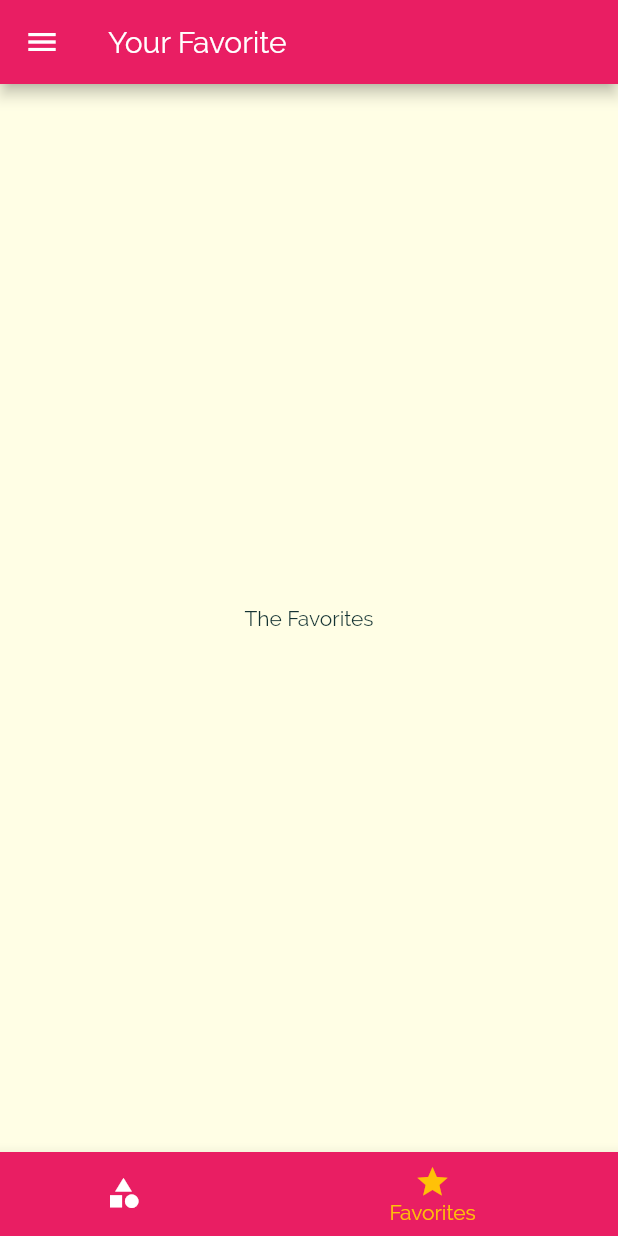
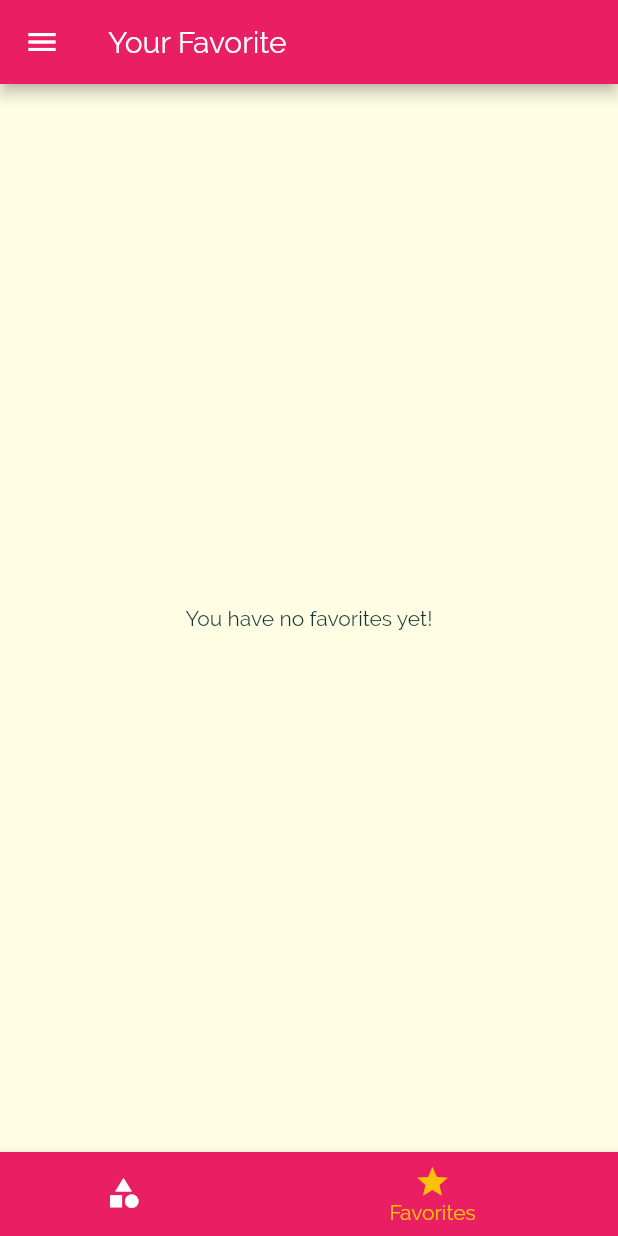
Before and after one commit to sahil1sk/Meals-App, a Flutter app: the screen it shows after launch, item 2 of the bottom bar chosen, on a phone screen of 412 x 824 dp. Run offline on Flutter 3.47's test engine with Material 2 defaults, Android fonts, the phone set to English and light mode, and no system bars.

Commit message:
Favorite Feature

```diff
--- a/lib/main.dart
+++ b/lib/main.dart
@@ -24,6 +24,7 @@ class _MyAppState extends State<MyApp> {
   };
 
   List<Meal> _availableMeals = DUMMY_MEALS;
+  List<Meal> _favoriteMeals = [];
 
   // this funtion is called from the filters_screen.dart
   void _setFilters(Map<String, bool> filterData) {
@@ -47,6 +48,27 @@ class _MyAppState extends State<MyApp> {
         return true; // if we want to keep the meal
       }).toList();
     });
+  }
+
+  void _toggleFavorite(String mealId) {
+    //indexWhere we find then index
+    final existingIndex = _favoriteMeals.indexWhere((meal) => meal.id == mealId);
+    if(existingIndex >= 0) { // if we get -1 this means no id is there
+      setState(() {
+        _favoriteMeals.removeAt(existingIndex); // removing the element of the given index
+      });
+    }else {
+      setState(() { // adding the element if it is not there
+        _favoriteMeals.add(
+          DUMMY_MEALS.firstWhere((meal) => meal.id == mealId)
+        );
+      });
+    }
+  }
+
+  bool _isMealFavorite(String id) {
+    // .any if any of them will match with internal condition then send true
+    return _favoriteMeals.any((meal) => meal.id == id);
   }
 
   @override
@@ -75,9 +97,9 @@ class _MyAppState extends State<MyApp> {
       //home: CategoriesScreen(),
       initialRoute: '/', // adding the initial route you can also add other like /abc
       routes: { // setting the routes // we use this approach so that it's clear how many routes there are
-        '/': (ctx) => TabsScreen(), // flutter always go to / this route first but you can also add initial route
+        '/': (ctx) => TabsScreen(_favoriteMeals), // flutter always go to / this route first but you can also add initial route
         CategoryMealsScreen.routeName: (ctx) => CategoryMealsScreen(_availableMeals),
-        MealDetailScreen.routeName: (ctx) => MealDetailScreen(),
+        MealDetailScreen.routeName: (ctx) => MealDetailScreen(_toggleFavorite, _isMealFavorite),
         FiltersScreen.routeName: (ctx) => FiltersScreen(_filters, _setFilters),
       },
       onGenerateRoute: (settings) { // if any route not match while come from pushNamed the generateRoute will take place
--- a/lib/screens/favorites_screen.dart
+++ b/lib/screens/favorites_screen.dart
@@ -1,10 +1,37 @@
 import 'package:flutter/material.dart';
 
+import '../models/meal.dart';
+import '../widgets/meal_item.dart';
+
 class FavoritesScreen extends StatelessWidget {
+  final List<Meal> favoriteMeals;
+
+  FavoritesScreen(this.favoriteMeals);
+
+  // nothing
+  void _removeMeal(){}
+
   @override
   Widget build(BuildContext context) {
-    return Center(
-      child: Text('The Favorites'),
-    );
+    if(favoriteMeals.isEmpty){
+      return Center(
+        child: Text('You have no favorites yet!'),
+      );
+    }else{
+      return ListView.builder(
+        itemBuilder: (ctx, index) {
+          return MealItem(
+            id: favoriteMeals[index].id,
+            title: favoriteMeals[index].title,
+            imageUrl: favoriteMeals[index].imageUrl,
+            duration: favoriteMeals[index].duration,
+            affordability: favoriteMeals[index].affordability,
+            complexity: favoriteMeals[index].complexity,
+            removeItem: _removeMeal,
+          );
+        },
+        itemCount: favoriteMeals.length,
+      );
+    }
   }
 }
--- a/lib/screens/tabs_screen.dart
+++ b/lib/screens/tabs_screen.dart
@@ -3,8 +3,13 @@ import '../widgets/main_drawer.dart';
 
 import './favorites_screen.dart';
 import './categories_screen.dart';
+import '../models/meal.dart';
 
 class TabsScreen extends StatefulWidget {
+  final List<Meal> favoriteMeals;
+
+  TabsScreen(this.favoriteMeals);
+
   @override
   _TabsScreenState createState() => _TabsScreenState();
 }
@@ -14,17 +19,23 @@ class TabsScreen extends StatefulWidget {
 
 class _TabsScreenState extends State<TabsScreen> {
   // making final list of pages
-  final List<Map<String, Object>> _pages = [
+  List<Map<String, Object>> _pages;
+  int _selectedPageIndex = 0;
+
+  @override
+  void initState() {
+    super.initState();
+    _pages = [
       {
         'page': CategoriesScreen(),
         'title': 'Categories'
       },
       {
-      'page': FavoritesScreen(),
+        'page': FavoritesScreen(widget.favoriteMeals),
         'title': 'Your Favorite'
       },
     ];
-  int _selectedPageIndex = 0;
+  }
 
   void _selectPage(int index){ // auto get index by flutter which tab we select
     setState(() {
```
Also changed, not shown: lib/screens/meal_detail_screen.dart (+10 -0 lines). Lines whose indentation alone changed are shown as unchanged.
